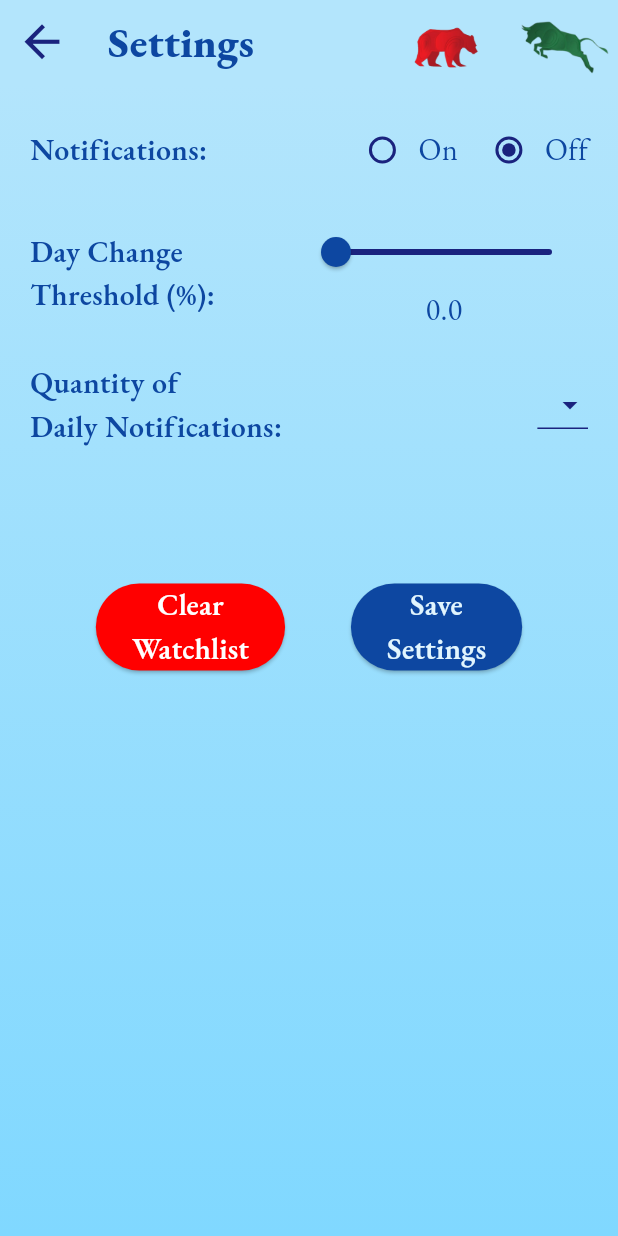
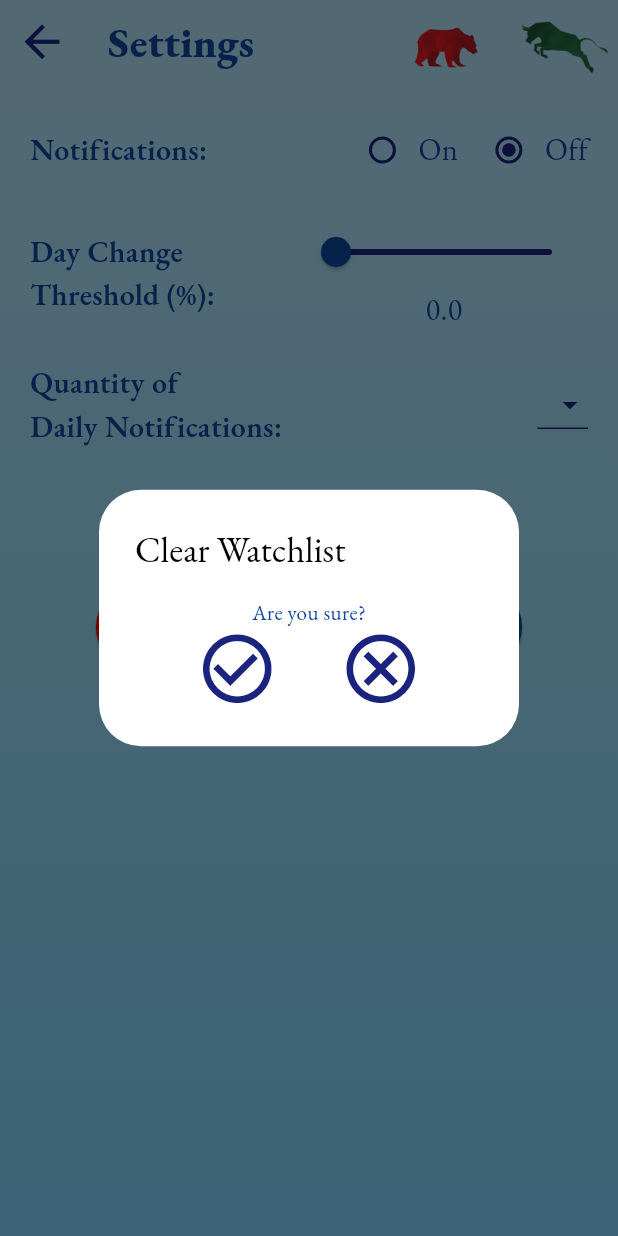
Before and after one commit to JoshMJohnson/Stock_Alert, a Flutter app: the SettingsPage screen opened directly with empty values, after a tap on an icon or button, on a phone screen of 412 x 824 dp. Run offline on Flutter 3.47's test engine with Material 3 defaults, Android fonts, the phone set to English and light mode, and no system bars; our stand-ins replace shared_preferences, sqflite; accounts and stored records are empty.

Commit message:
alert created for clear watchlist in settings

```diff
--- a/lib/pages/settingsPageWidgets/clear_watchlist.dart
+++ b/lib/pages/settingsPageWidgets/clear_watchlist.dart
@@ -13,9 +13,42 @@ class ClearWatchlist extends StatelessWidget {
   @override
   Widget build(BuildContext context) {
     return ElevatedButton(
-      onPressed: () async {
-        clearWatchlistHandler();
-      },
+      onPressed: () => showDialog(
+        context: context,
+        builder: (_) => AlertDialog(
+          title: Text('Clear Watchlist'),
+          content: Column(
+            mainAxisSize: MainAxisSize.min,
+            children: [
+              Text('Are you sure?'),
+              Row(
+                mainAxisAlignment: MainAxisAlignment.spaceEvenly,
+                children: [
+                  GestureDetector(
+                    onTap: () => {
+                      clearWatchlistHandler(),
+                      Navigator.pop(context), // close alert window
+                    },
+                    child: Icon(
+                      Icons.check_circle_outline,
+                      size: 55,
+                      color: Theme.of(context).iconTheme.color,
+                    ),
+                  ),
+                  GestureDetector(
+                    onTap: () => Navigator.pop(context),
+                    child: Icon(
+                      Icons.cancel_outlined,
+                      size: 55,
+                      color: Theme.of(context).iconTheme.color,
+                    ),
+                  ),
+                ],
+              ),
+            ],
+          ),
+        ),
+      ),
       style: ElevatedButton.styleFrom(
           backgroundColor: const Color(0xFFFF0000),
           foregroundColor: const Color(0xFF800000)),
```
